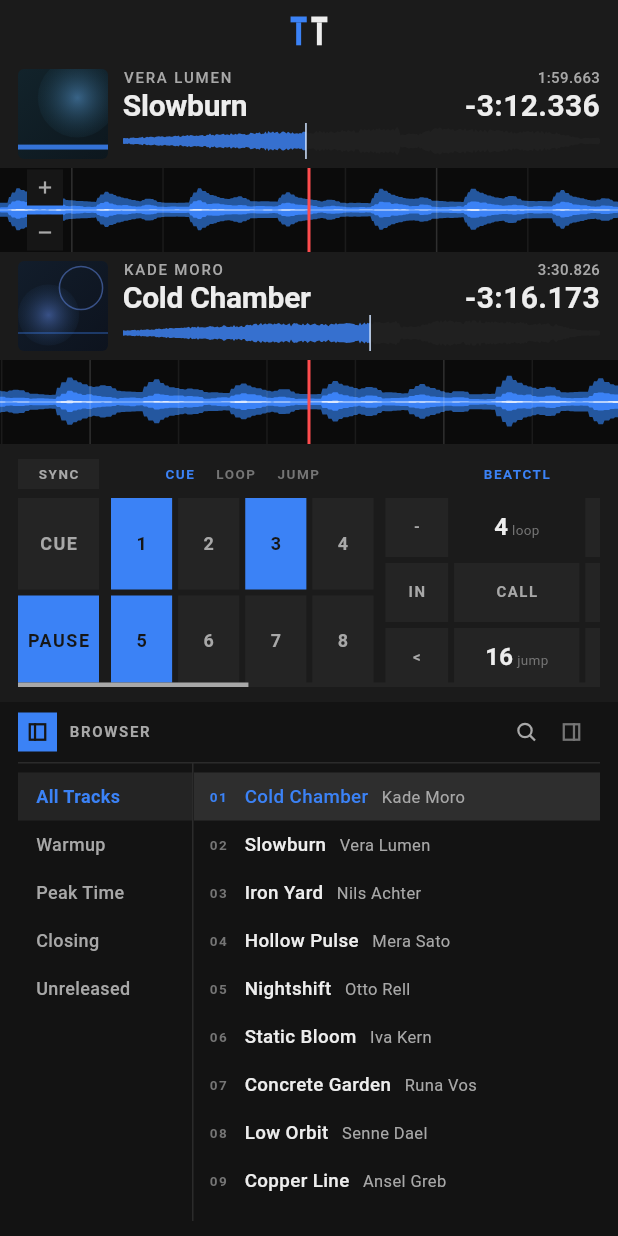
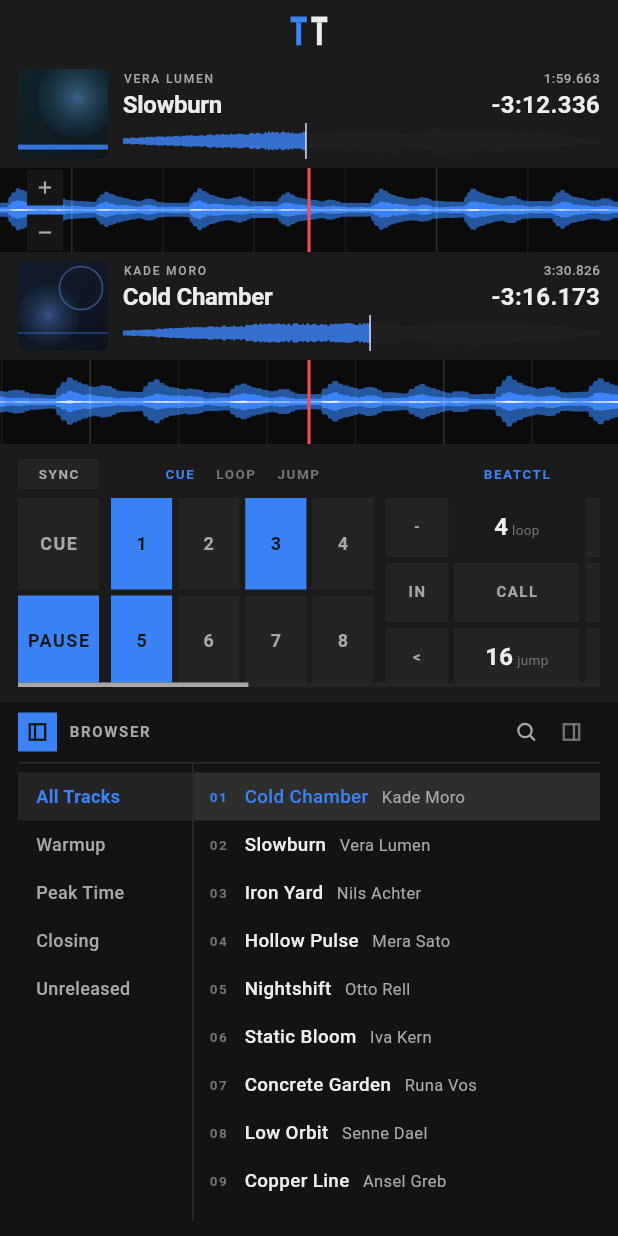
Before and after one commit to windup-bird/pipefader, a Flutter app: the screen it shows after launch, on a phone screen of 412 x 824 dp. Run offline on Flutter 3.47's test engine with Material 3 defaults, Android fonts, the phone set to English and light mode, and no system bars; our stand-ins replace material_ui.

Commit message:
better flutter deckinfo

```diff
--- a/flutter/lib/layout/browser_pane.dart
+++ b/flutter/lib/layout/browser_pane.dart
@@ -106,7 +106,7 @@ class _BrowserBarState extends State<_BrowserBar> {
                       cursorColor: T.accent,
                       cursorWidth: 1,
                       style: const TextStyle(
-                        fontSize: 12,
+                        fontSize: T.s12,
                         color: T.text,
                         height: 1.2,
                       ),
@@ -115,7 +115,7 @@ class _BrowserBarState extends State<_BrowserBar> {
                         border: InputBorder.none,
                         hintText: 'search library',
                         hintStyle: TextStyle(
-                          fontSize: 12,
+                          fontSize: T.s12,
                           color: T.faint,
                           height: 1.2,
                         ),
@@ -230,7 +230,7 @@ class _EntryRowState extends State<EntryRow> {
             maxLines: 1,
             overflow: TextOverflow.ellipsis,
             style: TextStyle(
-              fontSize: 12,
+              fontSize: T.s12,
               height: 1.0,
               color: color,
               fontWeight: widget.selected ? FontWeight.w600 : FontWeight.w500,
@@ -259,7 +259,7 @@ class _TracksColumn extends StatelessWidget {
         return const Center(
           child: Text(
             'no matches',
-            style: TextStyle(fontSize: 12, color: T.faint),
+            style: TextStyle(fontSize: T.s12, color: T.faint),
           ),
         );
       }
@@ -347,7 +347,7 @@ class _TrackRowState extends State<_TrackRow> {
                       TextSpan(
                         text: track.title,
                         style: TextStyle(
-                          fontSize: 12.5,
+                          fontSize: T.s12_5,
                           height: 1.0,
                           color: selected ? T.accent : T.text,
                           fontWeight: FontWeight.w500,
@@ -356,7 +356,7 @@ class _TrackRowState extends State<_TrackRow> {
                       TextSpan(
                         text: '   ${track.artist}',
                         style: const TextStyle(
-                          fontSize: 11,
+                          fontSize: T.s11,
                           height: 1.0,
                           color: T.dim,
                         ),
--- a/flutter/lib/layout/control_band.dart
+++ b/flutter/lib/layout/control_band.dart
@@ -88,7 +88,7 @@ class _Transport extends StatelessWidget {
             child: PanelButton(
               label: 'sync',
               active: deck.sync,
-              style: Ty.button.copyWith(fontSize: 9),
+              style: Ty.button.copyWith(fontSize: T.s9),
               onTap: () => model.toggleSync(deck),
             ),
           ),
@@ -96,7 +96,7 @@ class _Transport extends StatelessWidget {
           Expanded(
             child: PanelButton(
               label: 'cue',
-              style: Ty.button.copyWith(fontSize: 12),
+              style: Ty.button.copyWith(fontSize: T.s12),
               onTap: () => model.cue(deck),
             ),
           ),
@@ -105,7 +105,7 @@ class _Transport extends StatelessWidget {
             child: PanelButton(
               label: deck.playing ? 'pause' : 'play',
               active: deck.playing,
-              style: Ty.button.copyWith(fontSize: 12),
+              style: Ty.button.copyWith(fontSize: T.s12),
               onTap: () => model.togglePlay(deck),
             ),
           ),
--- a/flutter/lib/layout/deck_info.dart
+++ b/flutter/lib/layout/deck_info.dart
@@ -118,7 +118,8 @@ class DeckInfo extends StatelessWidget {
                                   SizedBox(height: row1),
                                   SizedBox(
                                     height: row2,
-                                    child: Center(
+                                    child: Align(
+                                      alignment: Alignment.centerRight,
                                       child: Text(deck.view.key, style: Ty.key),
                                     ),
                                   ),
--- a/flutter/lib/main.dart
+++ b/flutter/lib/main.dart
@@ -17,7 +17,7 @@ class PipefaderApp extends StatelessWidget {
       debugShowCheckedModeBanner: false,
       theme: buildTheme(),
       builder: (context, child) => DefaultTextStyle.merge(
-        style: const TextStyle(fontSize: 13, height: 1.2, color: T.text),
+        style: const TextStyle(fontSize: T.s13, height: 1.2, color: T.text),
         child: child!,
       ),
       home: const Material(
--- a/flutter/lib/theme.dart
+++ b/flutter/lib/theme.dart
@@ -52,7 +52,18 @@ abstract final class T {
   static const gapS = 4.0;
   static const gapL = 16.0;
 
-  // Type sizes, referenced by [Ty].
+  // Type sizes (px). Single source of truth for every font size in the app.
+  static const s8 = 8.0;
+  static const s9 = 9.0;
+  static const s10 = 10.0;
+  static const s11 = 11.0;
+  static const s12 = 12.0;
+  static const s12_5 = 12.5;
+  static const s13 = 13.0;
+  static const s14 = 14.0;
+  static const s16 = 16.0;
+  static const s22 = 22.0;
+
   static const _tabular = <FontFeature>[FontFeature.tabularFigures()];
 }
 
@@ -61,56 +72,56 @@ abstract final class Ty {
   static const _tab = T._tabular;
 
   static const label = TextStyle(
-    fontSize: 10,
+    fontSize: T.s10,
     height: 1.0,
     color: T.dim,
     fontWeight: FontWeight.w600,
     letterSpacing: 1.1,
   );
   static const labelSmall = TextStyle(
-    fontSize: 9,
+    fontSize: T.s9,
     height: 1.0,
     color: T.faint,
     fontWeight: FontWeight.w600,
     letterSpacing: 1.0,
   );
   static const artist = TextStyle(
-    fontSize: 10,
+    fontSize: T.s8,
     height: 1.0,
     color: T.dim,
     fontWeight: FontWeight.w500,
     letterSpacing: 1.2,
   );
   static const title = TextStyle(
-    fontSize: 20,
+    fontSize: T.s16,
     height: 1.0,
     color: T.text,
     fontWeight: FontWeight.w700,
     letterSpacing: -0.2,
   );
   static const num = TextStyle(
-    fontSize: 12,
+    fontSize: T.s12,
     height: 1.0,
     color: T.text,
     fontWeight: FontWeight.w600,
     fontFeatures: _tab,
   );
   static const meta = TextStyle(
-    fontSize: 10,
+    fontSize: T.s9,
     height: 1.0,
     color: T.dim,
     fontWeight: FontWeight.w500,
     fontFeatures: _tab,
   );
   static const value = TextStyle(
-    fontSize: 20,
+    fontSize: T.s16,
     height: 1.0,
     color: T.text,
     fontWeight: FontWeight.w600,
     fontFeatures: _tab,
   );
   static const bpm = TextStyle(
-    fontSize: 22,
+    fontSize: T.s22,
     height: 1.0,
     color: T.text,
     fontWeight: FontWeight.w700,
@@ -118,13 +129,13 @@ abstract final class Ty {
     letterSpacing: -0.3,
   );
   static const pad = TextStyle(
-    fontSize: 12,
+    fontSize: T.s12,
     height: 1.0,
     fontWeight: FontWeight.w600,
     letterSpacing: 0.3,
   );
   static const key = TextStyle(
-    fontSize: 20,
+    fontSize: T.s16,
     height: 1.0,
     color: T.text,
     fontWeight: FontWeight.w600,
@@ -132,7 +143,7 @@ abstract final class Ty {
     letterSpacing: 0.4,
   );
   static const button = TextStyle(
-    fontSize: 10,
+    fontSize: T.s10,
     height: 1.0,
     fontWeight: FontWeight.w600,
     letterSpacing: 1.0,
@@ -155,7 +166,7 @@ ThemeData buildTheme() {
     focusColor: Colors.transparent,
     textTheme: const TextTheme(
       bodyMedium: TextStyle(
-        fontSize: 13,
+        fontSize: T.s13,
         height: 1.2,
         color: T.text,
         decoration: TextDecoration.none,
--- a/flutter/lib/units/panels.dart
+++ b/flutter/lib/units/panels.dart
@@ -220,11 +220,11 @@ class _ValueLabel extends StatelessWidget {
         children: [
           TextSpan(
             text: value,
-            style: Ty.num.copyWith(fontSize: 16, fontWeight: FontWeight.w700),
+            style: Ty.num.copyWith(fontSize: T.s16, fontWeight: FontWeight.w700),
           ),
           TextSpan(
             text: ' $label',
-            style: const TextStyle(fontSize: 9, color: T.faint),
+            style: const TextStyle(fontSize: T.s9, color: T.faint),
           ),
         ],
       ),
@@ -426,7 +426,7 @@ class FxPanel extends StatelessWidget {
                 child: Text(
                   fxBeats[deck.beatsIndex],
                   textAlign: TextAlign.center,
-                  style: Ty.num.copyWith(fontSize: 14),
+                  style: Ty.num.copyWith(fontSize: T.s14),
                 ),
               ),
               const SizedBox(width: 8),
--- a/flutter/lib/widgets/unit_menu.dart
+++ b/flutter/lib/widgets/unit_menu.dart
@@ -58,7 +58,7 @@ void showChoiceMenu({
               ),
               child: DefaultTextStyle.merge(
                 style: const TextStyle(
-                  fontSize: 13,
+                  fontSize: T.s13,
                   color: T.text,
                   decoration: TextDecoration.none,
                 ),
```
Also changed, not shown: flutter/pubspec.lock, 1 other file.
